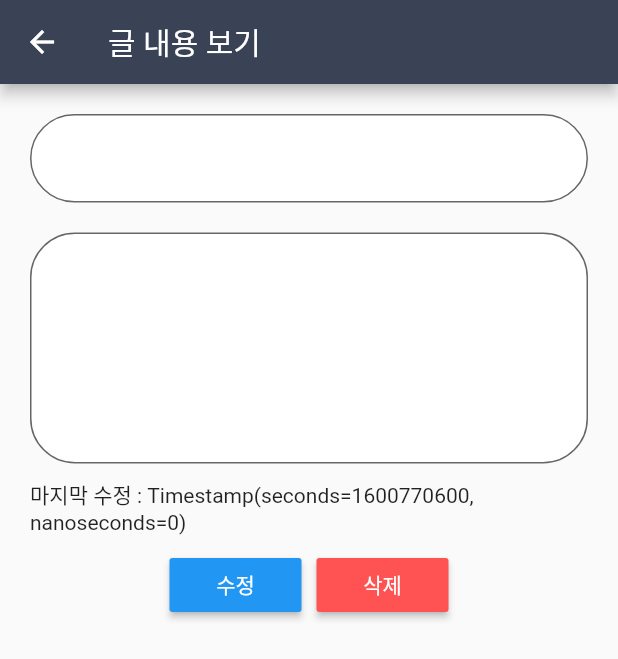
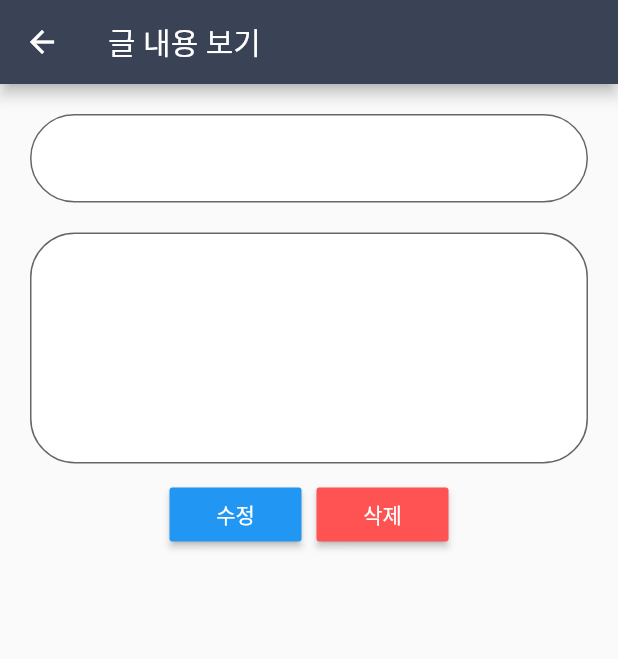
Before and after one commit to bitnoony/flutter_apptest, a Flutter app: the ViewPage screen opened directly with empty values, on a phone screen of 412 x 824 dp. Shown: the top 659 px of the screen. Run offline on Flutter 3.47's test engine with Material 2 defaults, Android fonts, the light colour scheme and no system bars; our stand-ins replace cloud_firestore, firebase_core, jiffy; accounts and stored records are empty.

Commit message:
profile을 다시 원래대로 수정
timeUpdate 삭제

```diff
--- a/lib/addpage.dart
+++ b/lib/addpage.dart
@@ -13,7 +13,6 @@ class _AddPageState extends State<AddPage> {
   String title = '';
   String content = '';
   String name ='송빛누니';
-  var timeUpdate ='';
   var docName = DateTime.now();
   String date = Jiffy().format("M월d일");
   PageController _pageController = PageController();
@@ -74,7 +73,7 @@ class _AddPageState extends State<AddPage> {
                   Firestore.instance
                       .collection("board")
                       .doc("$docName")
-                      .setData({"title": title, "content" : content, "name" : name, "date" : date, "time" : docName, "timeUpdate" : timeUpdate});
+                      .setData({"title": title, "content" : content, "name" : name, "date" : date, "time" : docName});
                  // Navigator.push(context, MaterialPageRoute(builder: (BuildContext c)=>MyHomePage()));
                   setState(() {
                     Navigator.pushNamedAndRemoveUntil(context, '/', (route) => false);
--- a/lib/main.dart
+++ b/lib/main.dart
@@ -153,7 +153,7 @@ class _MainPageState extends State<MainPage> {
                     onTap: (){
                       Navigator.push(context,
                           MaterialPageRoute(     // documentData.data["title"]
-                              builder: (context)=> ViewPage(e.data()["title"],e.data()["content"],e.reference,e.data()["name"],e.data()["date"],e.data()["timeUpdate"])
+                              builder: (context)=> ViewPage(e.data()["title"],e.data()["content"],e.reference,e.data()["name"],e.data()["date"])
                           )
                       );
                     },
--- a/lib/viewpage.dart
+++ b/lib/viewpage.dart
@@ -11,11 +11,9 @@ class ViewPage extends StatelessWidget {
   var content= '';
   var name ='';
   var date= '';
-  Timestamp timeUpdate;
+
   DocumentReference ref;
-  Timestamp timeUpdateNew = Timestamp.now();
-
-  ViewPage(this.title, this.content, this.ref, this.date, this.name, this.timeUpdate);
+  ViewPage(this.title, this.content, this.ref, this.date, this.name);
 
   @override
   Widget build(BuildContext context) {
@@ -57,10 +55,7 @@ class ViewPage extends StatelessWidget {
                 content = str2;
               },
             ),
-            SizedBox(
-              height: 10,
-            ),
-            Text("마지막 수정 : $timeUpdate"),
+
             SizedBox(
               height: 10,
             ),
@@ -72,7 +67,7 @@ class ViewPage extends StatelessWidget {
                   child: Text("수정"),
                   color: Colors.blue,
                   onPressed: (){
-                    ref.update({'title' : title, 'content' : content, 'timeUpdate' : timeUpdateNew});
+                    ref.update({'title' : title, 'content' : content});
                     Navigator.pop(context);
                   },
                   textColor: Colors.white,
```
